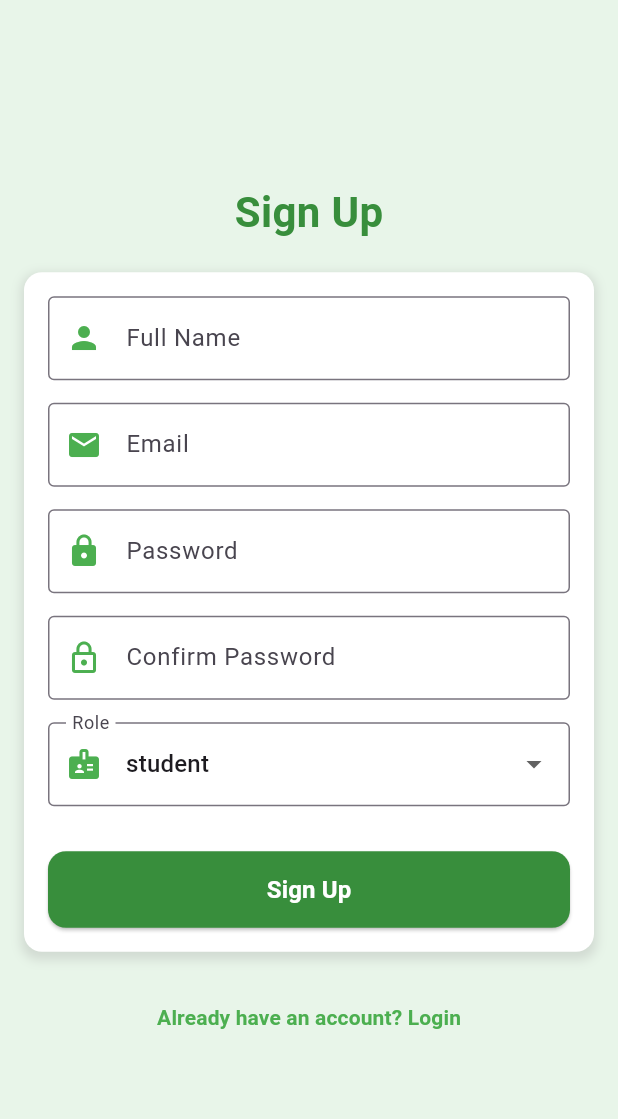
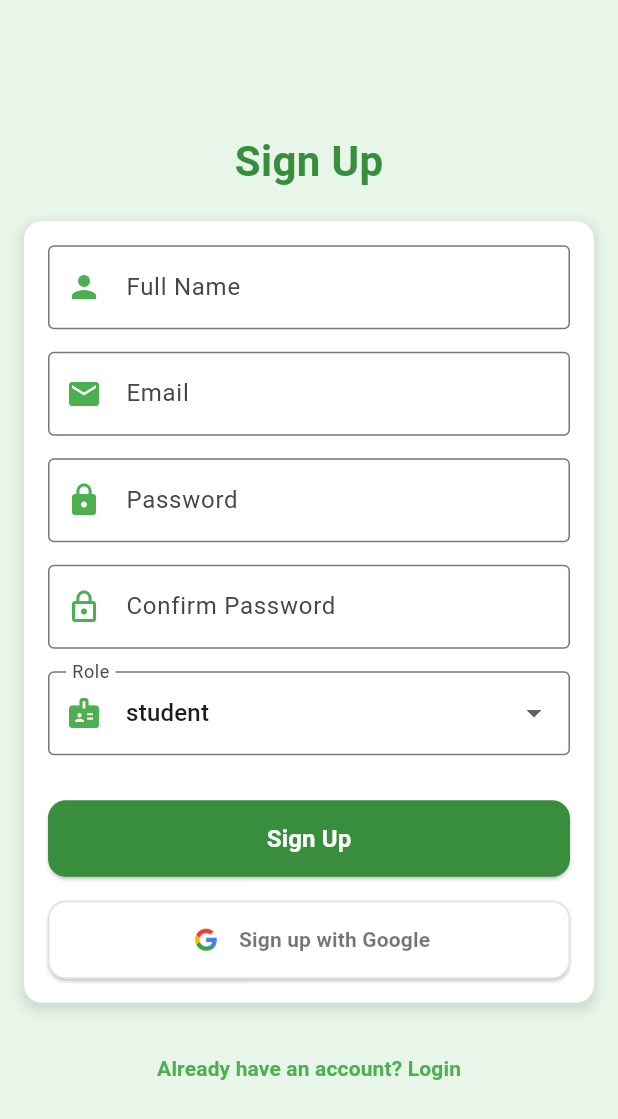
Before and after one commit to Shyamavagadiya/Know_your_company, a Flutter app: the SignupScreen screen opened directly, on a phone screen of 412 x 824 dp. Shown: the top 1119 px of the screen. Run offline on Flutter 3.47's test engine with Material 3 defaults, Android fonts, the light colour scheme and no system bars; our stand-ins replace cloud_firestore, firebase_auth, firebase_core, flutter_secure_storage, google_sign_in, googleapis_auth; missing offline and left inert: googleapis; accounts and stored records are empty.

Commit message:
"Signup with google is done - authenticating firebase with signin with google is only pending "

```diff
--- a/lib/gmail_service.dart
+++ b/lib/gmail_service.dart
@@ -42,6 +42,10 @@ class GmailService {
 
   Future<bool> isSignedIn() async {
     return await _googleSignIn.isSignedIn();
+  }
+
+  Future<GoogleSignInAccount?> getCurrentUser() async {
+    return _googleSignIn.currentUser;
   }
 
   Future<bool> signIn() async {
--- a/lib/signup_page.dart
+++ b/lib/signup_page.dart
@@ -1,6 +1,7 @@
 import 'package:flutter/material.dart';
 import 'package:hcd_project2/auth_service.dart';
 import 'package:hcd_project2/login_page.dart';
+import 'package:hcd_project2/gmail_service.dart';
 
 class SignupScreen extends StatefulWidget {
   const SignupScreen({super.key});
@@ -16,8 +17,10 @@ class _SignupScreenState extends State<SignupScreen> {
   final _passwordController = TextEditingController();
   final _confirmPasswordController = TextEditingController();
   final AuthService _authService = AuthService();
+  final GmailService _gmailService = GmailService();
   String _selectedRole = 'student';
   bool _isLoading = false;
+  bool _isGoogleLoading = false;
 
   final List<String> _roles = [
     'student',
@@ -63,6 +66,38 @@ class _SignupScreenState extends State<SignupScreen> {
           _isLoading = false;
         });
       }
+    }
+  }
+
+  Future<void> _handleGoogleSignUp() async {
+    setState(() {
+      _isGoogleLoading = true;
+    });
+    try {
+      final isSignedIn = await _gmailService.signIn();
+      if (isSignedIn) {
+        // Get the current Google user to extract email
+        final googleUser = await _gmailService.getCurrentUser();
+        if (googleUser != null) {
+          // Pre-fill the email field with the Google account email
+          setState(() {
+            _emailController.text = googleUser.email;
+          });
+
+          // Show a message to the user to complete the signup form
+          ScaffoldMessenger.of(context).showSnackBar(
+            const SnackBar(content: Text('Please complete your profile information to sign up')),
+          );
+        }
+      }
+    } catch (e) {
+      ScaffoldMessenger.of(context).showSnackBar(
+        SnackBar(content: Text('Google Sign-Up failed: ${e.toString()}')),
+      );
+    } finally {
+      setState(() {
+        _isGoogleLoading = false;
+      });
     }
   }
 
@@ -215,6 +250,42 @@ class _SignupScreenState extends State<SignupScreen> {
                                 ),
                         ),
                       ),
+                      const SizedBox(height: 16),
+                      // Google Sign-Up Button
+                      SizedBox(
+                        width: double.infinity,
+                        child: ElevatedButton(
+                          style: ElevatedButton.styleFrom(
+                            backgroundColor: Colors.white,
+                            padding: const EdgeInsets.symmetric(vertical: 14),
+                            shape: RoundedRectangleBorder(
+                              borderRadius: BorderRadius.circular(12),
+                              side: BorderSide(color: Colors.grey.shade300),
+                            ),
+                          ),
+                          onPressed: _isGoogleLoading ? null : _handleGoogleSignUp,
+                          child: _isGoogleLoading
+                              ? const CircularProgressIndicator()
+                              : Row(
+                                  mainAxisAlignment: MainAxisAlignment.center,
+                                  children: [
+                                    Image.asset(
+                                      'assets/images/google_logo.png',
+                                      height: 24,
+                                      width: 24,
+                                    ),
+                                    const SizedBox(width: 10),
+                                    const Text(
+                                      'Sign up with Google',
+                                      style: TextStyle(
+                                        color: Colors.black54,
+                                        fontWeight: FontWeight.bold,
+                                      ),
+                                    ),
+                                  ],
+                                ),
+                        ),
+                      ),
                     ],
                   ),
                 ),
```
